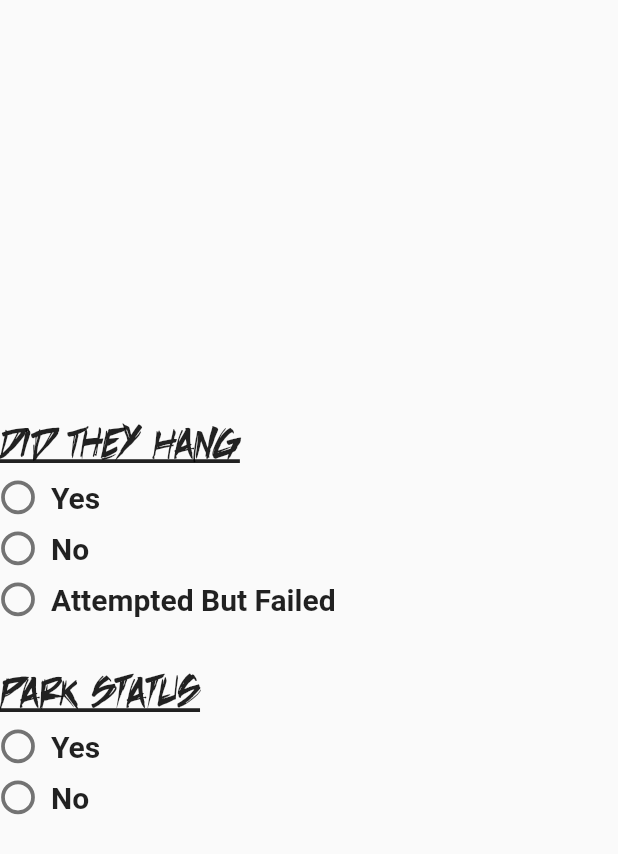
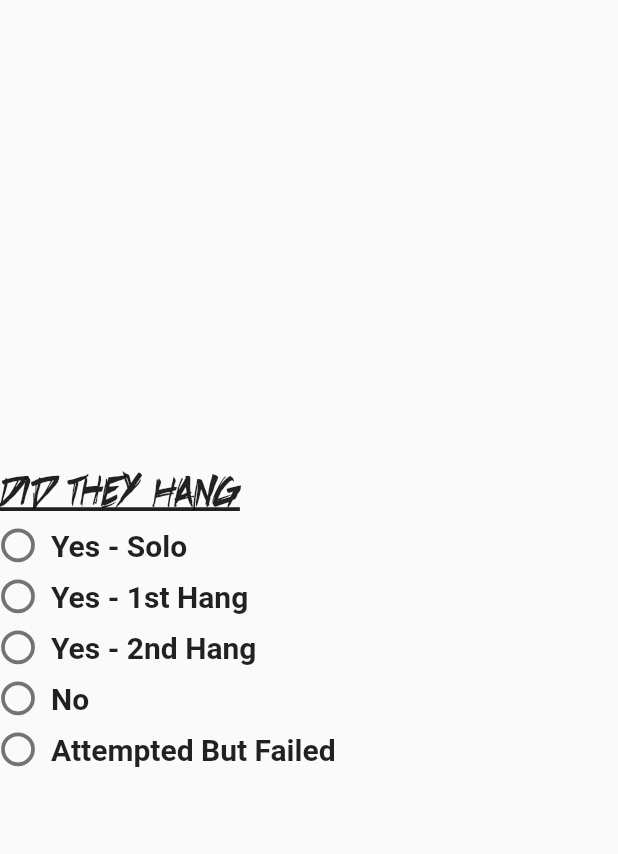
Before and after one commit to gtvario/HiveMind, a Flutter app: the ChainHang widget shown alone on an empty page, opened directly with empty values, on a phone screen of 412 x 824 dp. Shown: the top 854 px of the screen. Run offline on Flutter 3.47's test engine with Material 2 defaults, Android fonts, the phone set to English and light mode, and no system bars; our stand-ins replace flutter_rating_bar, flutter_spinbox, settings_ui; missing offline and left inert: number_inc_dec; Roboto replaces fonts that are missing (Tahoma); project files that could hold a hidden picture were left out.

Commit message:
Updated Auton and Endgame Per Monday's Discussion

```diff
--- a/lib/models/scout_data_model.dart
+++ b/lib/models/scout_data_model.dart
@@ -27,8 +27,9 @@ class ScoutData {
   int onstageParked = 0;
   String condition = "";
   String comments = "";
-  int defenseScore = 3, drivingScore = 3;
+  int defenseScore = 2, defenseAgainstScore = 2, drivingScore = 2;
   bool playedDefense = false;
+  bool defensePlayedAgainst = false;
 
   int? matchNum = 0, teamNum = 0;
   String? eventKey = "";
@@ -183,12 +184,20 @@ class ScoutData {
     return defenseScore;
   }
 
+  int get getDefenseAgainstScore {
+    return defenseAgainstScore;
+  }
+
   int get getDriveScore {
     return drivingScore;
   }
 
   bool get getPlayedDefense {
     return playedDefense;
+  }
+
+  bool get getDefensePlayedAgainst {
+    return defensePlayedAgainst;
   }
 
   String get getStudentName {
@@ -218,12 +227,20 @@ class ScoutData {
     defenseScore = defenseScores;
   }
 
+  set setDefenseAgainstScore(int argIn) {
+    defenseAgainstScore = argIn;
+  }
+
   set setDriveScore(int driveScore) {
     drivingScore = driveScore;
   }
 
   set setPlayedDefense(bool playDefense) {
     playedDefense = playDefense;
+  }
+
+  set setDefensePlayedAgainst(bool argIn) {
+    defensePlayedAgainst = argIn;
   }
 
   set setStudentName(String name) {
--- a/lib/pages/endgame_page.dart
+++ b/lib/pages/endgame_page.dart
@@ -36,7 +36,7 @@ class _EndgamePageState extends State<EndgamePage> {
               fontFamily: 'Schyler',
               decoration: TextDecoration.underline),
         ),
-        const SizedBox(height: 10),
+        const SizedBox(height: 20),
         Row(
           crossAxisAlignment: CrossAxisAlignment.start,
           children: [
@@ -57,7 +57,7 @@ class _EndgamePageState extends State<EndgamePage> {
                 ),
               ],
             ),
-            const SizedBox(width: 85),
+            const SizedBox(width: 60),
             Column(
               children: [
                 Defense(
--- a/lib/pages/finalize_data.dart
+++ b/lib/pages/finalize_data.dart
@@ -47,7 +47,7 @@ class _SubmitDataPageState extends State<SubmitDataPage> {
                             style: TextStyle(
                                 fontSize: 24, color: Colors.red[900])),
                       ),
-                      SizedBox(width: 20),
+                      const SizedBox(width: 20),
                       TextButton(
                         onPressed: () {
                           Navigator.of(context).pop(true);
--- a/lib/widgets/chain_hang_widget.dart
+++ b/lib/widgets/chain_hang_widget.dart
@@ -12,8 +12,6 @@ class ChainHang extends StatefulWidget {
 
 class _ChainHangState extends State<ChainHang> {
   String hangState = "";
-  String parkedState = "";
-  bool isDisabled = false;
 
   @override
   void initState() {
@@ -50,22 +48,19 @@ class _ChainHangState extends State<ChainHang> {
                     horizontal: VisualDensity.minimumDensity,
                     vertical: VisualDensity.minimumDensity),
                 materialTapTargetSize: MaterialTapTargetSize.shrinkWrap,
-                value: 'Yes',
+                value: 'Yes - Solo',
                 groupValue: hangState,
                 onChanged: (value) {
                   setState(() {
-                    isDisabled = true;
                     hangState = value.toString();
-                    parkedState = 'No';
                     widget.scoutData.setChainHang = hangState;
-                    widget.scoutData.setOnstageParked = 0;
                   });
                 },
               ),
             ),
             const SizedBox(width: 10),
             const Text(
-              'Yes',
+              'Yes - Solo',
               style: TextStyle(
                 fontSize: 20,
                 fontFamily: 'Tahoma',
@@ -86,11 +81,76 @@ class _ChainHangState extends State<ChainHang> {
                     horizontal: VisualDensity.minimumDensity,
                     vertical: VisualDensity.minimumDensity),
                 materialTapTargetSize: MaterialTapTargetSize.shrinkWrap,
+                value: 'Yes - 1st Hang',
+                groupValue: hangState,
+                onChanged: (value) {
+                  setState(() {
+                    hangState = value.toString();
+                    widget.scoutData.setChainHang = hangState;
+                  });
+                },
+              ),
+            ),
+            const SizedBox(width: 10),
+            const Text(
+              'Yes - 1st Hang',
+              style: TextStyle(
+                fontSize: 20,
+                fontFamily: 'Tahoma',
+                fontWeight: FontWeight.bold,
+              ),
+            ),
+          ],
+        ),
+        const SizedBox(height: 10),
+        Row(
+          mainAxisAlignment: MainAxisAlignment.start,
+          children: [
+            Transform.scale(
+              scale: 1.25,
+              child: Radio(
+                activeColor: Colors.amber,
+                visualDensity: const VisualDensity(
+                    horizontal: VisualDensity.minimumDensity,
+                    vertical: VisualDensity.minimumDensity),
+                materialTapTargetSize: MaterialTapTargetSize.shrinkWrap,
+                value: 'Yes - 2nd Hang',
+                groupValue: hangState,
+                onChanged: (value) {
+                  setState(() {
+                    hangState = value.toString();
+                    widget.scoutData.setChainHang = hangState;
+                  });
+                },
+              ),
+            ),
+            const SizedBox(width: 10),
+            const Text(
+              'Yes - 2nd Hang',
+              style: TextStyle(
+                fontSize: 20,
+                fontFamily: 'Tahoma',
+                fontWeight: FontWeight.bold,
+              ),
+            ),
+          ],
+        ),
+        const SizedBox(height: 10),
+        Row(
+          mainAxisAlignment: MainAxisAlignment.start,
+          children: [
+            Transform.scale(
+              scale: 1.25,
+              child: Radio(
+                activeColor: Colors.amber,
+                visualDensity: const VisualDensity(
+                    horizontal: VisualDensity.minimumDensity,
+                    vertical: VisualDensity.minimumDensity),
+                materialTapTargetSize: MaterialTapTargetSize.shrinkWrap,
                 value: 'No',
                 groupValue: hangState,
                 onChanged: (value) {
                   setState(() {
-                    isDisabled = false;
                     hangState = value.toString();
                     widget.scoutData.setChainHang = hangState;
                   });
@@ -123,7 +183,6 @@ class _ChainHangState extends State<ChainHang> {
                 groupValue: hangState,
                 onChanged: (value) {
                   setState(() {
-                    isDisabled = false;
                     hangState = value.toString();
                     widget.scoutData.setChainHang = hangState;
                   });
@@ -141,84 +200,6 @@ class _ChainHangState extends State<ChainHang> {
             ),
           ],
         ),
-        const SizedBox(height: 35),
-        const Text(
-          'Park Status',
-          style: TextStyle(
-            fontSize: 35,
-            fontFamily: 'Schyler',
-            decoration: TextDecoration.underline,
-          ),
-        ),
-        const SizedBox(height: 10),
-        Row(
-          children: [
-            Transform.scale(
-              scale: 1.25,
-              child: Radio(
-                activeColor: Colors.amber,
-                visualDensity: const VisualDensity(
-                    horizontal: VisualDensity.minimumDensity,
-                    vertical: VisualDensity.minimumDensity),
-                materialTapTargetSize: MaterialTapTargetSize.shrinkWrap,
-                value: 'Yes',
-                groupValue: parkedState,
-                onChanged: isDisabled
-                    ? null
-                    : (value) {
-                        setState(() {
-                          parkedState = value.toString();
-                          widget.scoutData.setChainHang = parkedState;
-                        });
-                      },
-              ),
-            ),
-            const SizedBox(width: 10),
-            const Text(
-              'Yes',
-              style: TextStyle(
-                fontSize: 20,
-                fontFamily: 'Tahoma',
-                fontWeight: FontWeight.bold,
-              ),
-            )
-          ],
-        ),
-        const SizedBox(height: 10),
-        Row(
-          mainAxisAlignment: MainAxisAlignment.start,
-          children: [
-            Transform.scale(
-              scale: 1.25,
-              child: Radio(
-                activeColor: Colors.amber,
-                visualDensity: const VisualDensity(
-                    horizontal: VisualDensity.minimumDensity,
-                    vertical: VisualDensity.minimumDensity),
-                materialTapTargetSize: MaterialTapTargetSize.shrinkWrap,
-                value: 'No',
-                groupValue: parkedState,
-                onChanged: isDisabled
-                    ? null
-                    : (value) {
-                        setState(() {
-                          parkedState = value.toString();
-                          widget.scoutData.setChainHang = parkedState;
-                        });
-                      },
-              ),
-            ),
-            const SizedBox(width: 10),
-            const Text(
-              'No',
-              style: TextStyle(
-                fontSize: 20,
-                fontFamily: 'Tahoma',
-                fontWeight: FontWeight.bold,
-              ),
-            ),
-          ],
-        ),
       ],
     );
   }
```
Also changed, not shown: lib/pages/auton_page.dart (+0 -32 lines), lib/widgets/defense_widget.dart (+124 -13 lines).
